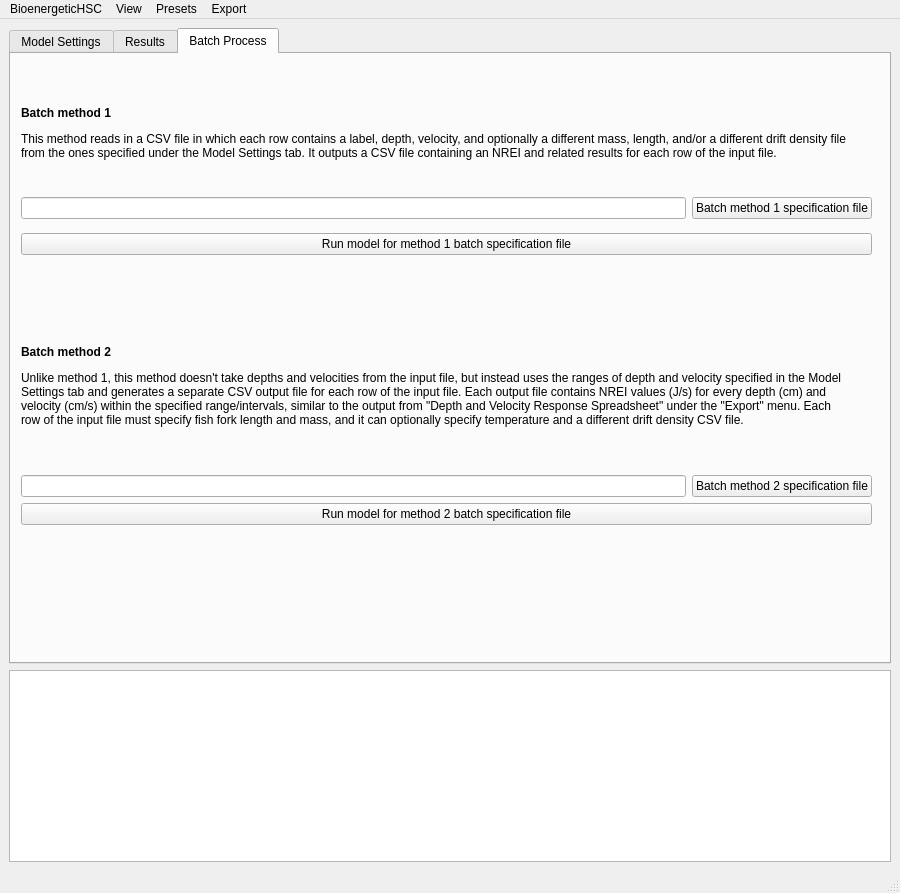
Above: MainUI.ui from JasonNeuswanger/BioenergeticHSC before the change. Below: the same form after it.
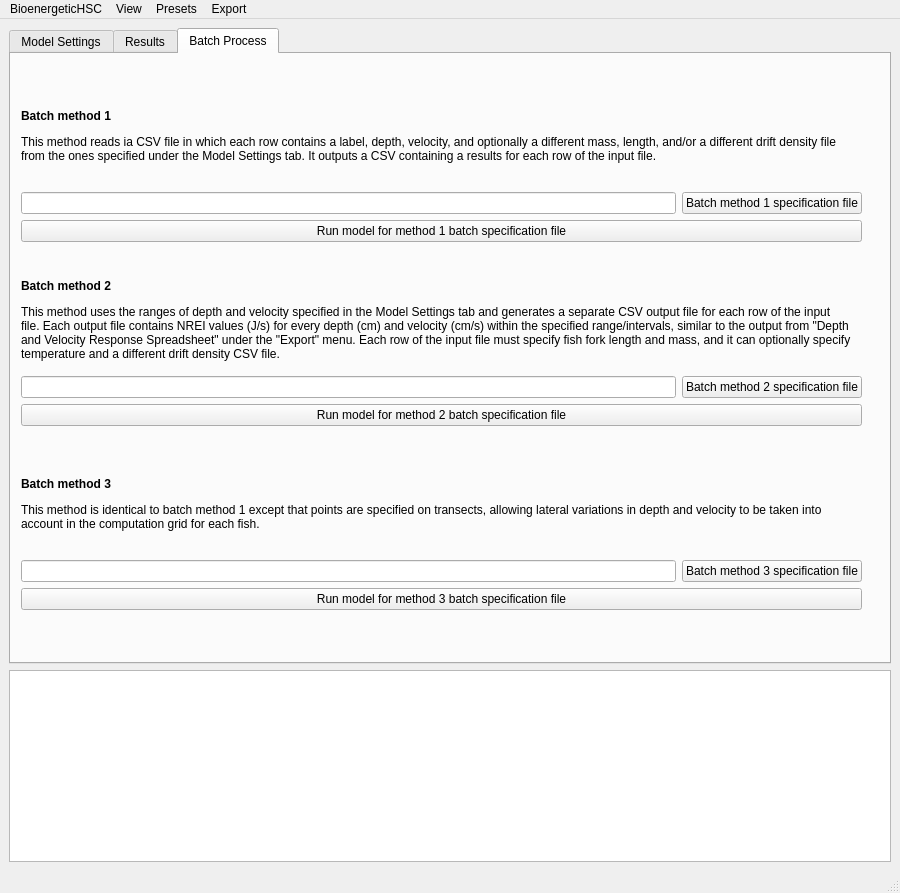
That is the form after the change. The open tabs and pages were chosen to show the change.

Commit message: Added Batch Method 3, which allows for computation on transects that takes into account lateral vraiation in depth, velocity, and bed roughness along the transect when constructing the fine-scale computational grid for each fish.

What changed in the file:
```diff
--- a/MainUI.ui
+++ b/MainUI.ui
@@ -37,9 +37,21 @@
           <height>617</height>
          </size>
         </property>
+        <property name="autoFillBackground">
+         <bool>false</bool>
+        </property>
+        <property name="styleSheet">
+         <string notr="true"/>
+        </property>
+        <property name="tabShape">
+         <enum>QTabWidget::Rounded</enum>
+        </property>
         <property name="currentIndex">
          <number>0</number>
         </property>
+        <property name="documentMode">
+         <bool>false</bool>
+        </property>
         <widget class="QWidget" name="tab_Model_Settings">
          <attribute name="title">
           <string>Model Settings</string>
@@ -1207,105 +1219,146 @@
           <property name="geometry">
            <rect>
             <x>10</x>
-            <y>250</y>
-            <width>851</width>
-            <height>221</height>
+            <y>10</y>
+            <width>841</width>
+            <height>568</height>
            </rect>
           </property>
           <layout class="QVBoxLayout" name="verticalLayout_4">
            <item>
-            <widget class="QLabel" name="label_28">
-             <property name="maximumSize">
-              <size>
-               <width>831</width>
-               <height>185</height>
-              </size>
-             </property>
-             <property name="text">
-              <string>&lt;html&gt;&lt;head/&gt;&lt;body&gt;&lt;p&gt;&lt;span style=&quot; font-weight:600;&quot;&gt;Batch method 2&lt;/span&gt;&lt;/p&gt;&lt;p&gt;Unlike method 1, this method doesn't take depths and velocities from the input file, but instead uses the ranges of depth and velocity specified in the Model Settings tab and generates a separate CSV output file for each row of the input file. Each output file contains NREI values (J/s) for every depth  (cm) and velocity (cm/s) within the specified range/intervals, similar to the output from &amp;quot;Depth and Velocity Response Spreadsheet&amp;quot; under the &amp;quot;Export&amp;quot; menu. Each row of the input file must specify fish fork length and mass, and it can optionally specify temperature and a different drift density CSV file.&lt;/p&gt;&lt;/body&gt;&lt;/html&gt;</string>
-             </property>
-             <property name="wordWrap">
-              <bool>true</bool>
-             </property>
-            </widget>
-           </item>
-           <item>
-            <layout class="QHBoxLayout" name="horizontalLayout_14">
+            <layout class="QVBoxLayout" name="verticalLayout_2">
              <item>
-              <widget class="QLineEdit" name="leBatchMethod2File">
-               <property name="readOnly">
+              <widget class="QLabel" name="label_27">
+               <property name="maximumSize">
+                <size>
+                 <width>831</width>
+                 <height>100</height>
+                </size>
+               </property>
+               <property name="text">
+                <string>&lt;html&gt;&lt;head/&gt;&lt;body&gt;&lt;p&gt;&lt;span style=&quot; font-weight:600;&quot;&gt;Batch method 1&lt;/span&gt;&lt;/p&gt;&lt;p&gt;This method reads ia CSV file in which each row contains a label, depth, velocity, and optionally a different mass, length, and/or a different drift density file from the ones specified under the Model Settings tab. It outputs a CSV containing a results for each row of the input file.&lt;/p&gt;&lt;/body&gt;&lt;/html&gt;</string>
+               </property>
+               <property name="wordWrap">
                 <bool>true</bool>
                </property>
               </widget>
              </item>
              <item>
-              <widget class="QPushButton" name="btnBatchMethod2File">
+              <layout class="QHBoxLayout" name="horizontalLayout_7">
+               <item>
+                <widget class="QLineEdit" name="leBatchMethod1File">
+                 <property name="readOnly">
+                  <bool>true</bool>
+                 </property>
+                </widget>
+               </item>
+               <item>
+                <widget class="QPushButton" name="btnBatchMethod1File">
+                 <property name="text">
+                  <string>Batch method 1 specification file</string>
+                 </property>
+                </widget>
+               </item>
+              </layout>
+             </item>
+             <item>
+              <widget class="QPushButton" name="btnRunModelOnBatchMethod1">
                <property name="text">
-                <string>Batch method 2 specification file</string>
+                <string>Run model for method 1 batch specification file</string>
                </property>
               </widget>
              </item>
             </layout>
            </item>
            <item>
-            <widget class="QPushButton" name="btnRunModelOnBatchMethod2">
-             <property name="text">
-              <string>Run model for method 2 batch specification file</string>
-             </property>
-            </widget>
-           </item>
-          </layout>
-         </widget>
-         <widget class="QWidget" name="layoutWidget">
-          <property name="geometry">
-           <rect>
-            <x>10</x>
-            <y>21</y>
-            <width>851</width>
-            <height>191</height>
-           </rect>
-          </property>
-          <layout class="QVBoxLayout" name="verticalLayout_2">
-           <item>
-            <widget class="QLabel" name="label_27">
-             <property name="maximumSize">
-              <size>
-               <width>831</width>
-               <height>100</height>
-              </size>
-             </property>
-             <property name="text">
-              <string>&lt;html&gt;&lt;head/&gt;&lt;body&gt;&lt;p&gt;&lt;span style=&quot; font-weight:600;&quot;&gt;Batch method 1&lt;/span&gt;&lt;/p&gt;&lt;p&gt;This method reads in a CSV file in which each row contains a label, depth, velocity, and optionally a different mass, length, and/or a different drift density file from the ones specified under the Model Settings tab. It outputs a CSV file containing an NREI and related results for each row of the input file.&lt;/p&gt;&lt;/body&gt;&lt;/html&gt;</string>
-             </property>
-             <property name="wordWrap">
-              <bool>true</bool>
-             </property>
-            </widget>
-           </item>
-           <item>
-            <layout class="QHBoxLayout" name="horizontalLayout_7">
+            <layout class="QVBoxLayout" name="verticalLayout_6">
              <item>
-              <widget class="QLineEdit" name="leBatchMethod1File">
-               <property name="readOnly">
+              <widget class="QLabel" name="label_32">
+               <property name="maximumSize">
+                <size>
+                 <width>831</width>
+                 <height>100</height>
+                </size>
+               </property>
+               <property name="text">
+                <string>&lt;html&gt;&lt;head/&gt;&lt;body&gt;&lt;p&gt;&lt;span style=&quot; font-weight:600;&quot;&gt;Batch method 2&lt;/span&gt;&lt;/p&gt;&lt;p&gt;This method uses the ranges of depth and velocity specified in the Model Settings tab and generates a separate CSV output file for each row of the input file. Each output file contains NREI values (J/s) for every depth (cm) and velocity (cm/s) within the specified range/intervals, similar to the output from &amp;quot;Depth and Velocity Response Spreadsheet&amp;quot; under the &amp;quot;Export&amp;quot; menu. Each row of the input file must specify fish fork length and mass, and it can optionally specify temperature and a different drift density CSV file.&lt;/p&gt;&lt;/body&gt;&lt;/html&gt;</string>
+               </property>
+               <property name="wordWrap">
                 <bool>true</bool>
                </property>
               </widget>
              </item>
              <item>
-              <widget class="QPushButton" name="btnBatchMethod1File">
+              <layout class="QHBoxLayout" name="horizontalLayout_16">
+               <item>
+                <widget class="QLineEdit" name="leBatchMethod2File">
+                 <property name="readOnly">
+                  <bool>true</bool>
+                 </property>
+                </widget>
+               </item>
+               <item>
+                <widget class="QPushButton" name="btnBatchMethod2File">
+                 <property name="text">
+                  <string>Batch method 2 specification file</string>
+                 </property>
+                </widget>
+               </item>
+              </layout>
+             </item>
+             <item>
+              <widget class="QPushButton" name="btnRunModelOnBatchMethod2">
                <property name="text">
-                <string>Batch method 1 specification file</string>
+                <string>Run model for method 2 batch specification file</string>
                </property>
               </widget>
              </item>
             </layout>
            </item>
            <item>
-            <widget class="QPushButton" name="btnRunModelOnBatchMethod1">
-             <property name="text">
-              <string>Run model for method 1 batch specification file</string>
-             </property>
-            </widget>
+            <layout class="QVBoxLayout" name="verticalLayout_5">
+             <item>
+              <widget class="QLabel" name="label_31">
+               <property name="maximumSize">
+                <size>
+                 <width>831</width>
+                 <height>100</height>
+                </size>
+               </property>
+               <property name="text">
+                <string>&lt;html&gt;&lt;head/&gt;&lt;body&gt;&lt;p&gt;&lt;span style=&quot; font-weight:600;&quot;&gt;Batch method 3&lt;/span&gt;&lt;/p&gt;&lt;p&gt;This method is identical to batch method 1 except that points are specified on transects, allowing lateral variations in depth and velocity to be taken into account in the computation grid for each fish.&lt;/p&gt;&lt;/body&gt;&lt;/html&gt;</string>
+               </property>
+               <property name="wordWrap">
+                <bool>true</bool>
+               </property>
+              </widget>
+             </item>
+             <item>
+              <layout class="QHBoxLayout" name="horizontalLayout_15">
+               <item>
+                <widget class="QLineEdit" name="leBatchMethod3File">
+                 <property name="readOnly">
+                  <bool>true</bool>
+                 </property>
+                </widget>
+               </item>
+               <item>
+                <widget class="QPushButton" name="btnBatchMethod3File">
+                 <property name="text">
+                  <string>Batch method 3 specification file</string>
+                 </property>
+                </widget>
+               </item>
+              </layout>
+             </item>
+             <item>
+              <widget class="QPushButton" name="btnRunModelOnBatchMethod3">
+               <property name="text">
+                <string>Run model for method 3 batch specification file</string>
+               </property>
+              </widget>
+             </item>
+            </layout>
            </item>
           </layout>
          </widget>
```
Left out of the diff: 26 changed lines with no effect on the pictures. The commit also changes 10 other files.
